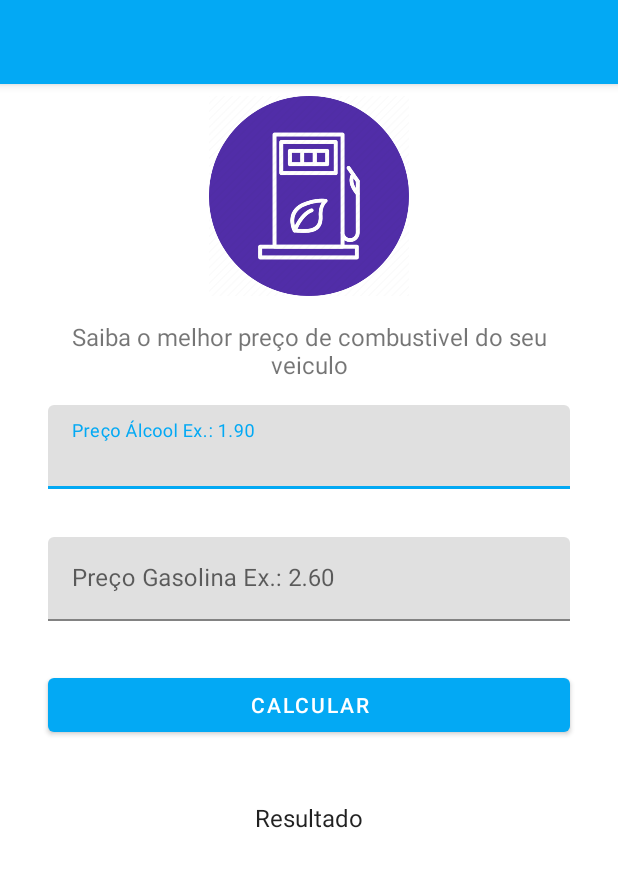
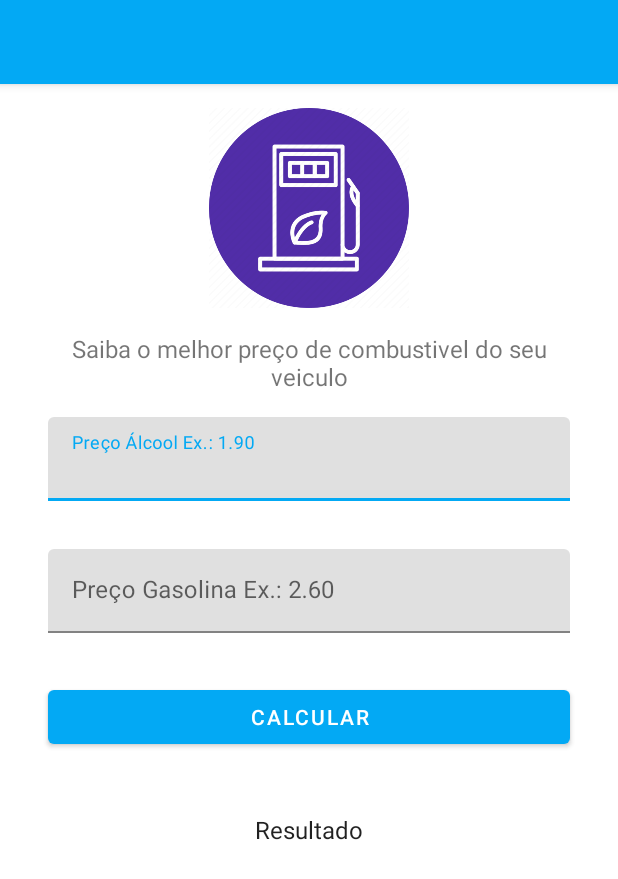
Before and after one commit to Portuga02/combustivel, an Android app: the screen it shows after launch (MainActivity), on a phone screen of 412 x 824 dp. Shown: the top 879 px of the screen. Run offline under Robolectric (Android 15) with nearby library versions, the phone set to English and light mode, and no system bars.

Commit message:
aula-085 terminando ajuste de aplicativo de alcool ou gasolina

```diff
--- a/app/src/main/res/layout/activity_main.xml
+++ b/app/src/main/res/layout/activity_main.xml
@@ -6,14 +6,15 @@
     android:layout_width="match_parent"
     android:layout_height="wrap_content"
     android:foregroundGravity="center_vertical|center_horizontal"
+    android:orientation="horizontal"
     tools:context=".MainActivity">
 
     <ImageView
-        android:id="@+id/imageLogo"
+        android:id="@+id/imageView"
         android:layout_width="0dp"
         android:layout_height="133dp"
         android:layout_marginStart="32dp"
-        android:layout_marginTop="8dp"
+        android:layout_marginTop="16dp"
         android:layout_marginEnd="32dp"
         app:layout_constraintEnd_toEndOf="parent"
         app:layout_constraintHorizontal_bias="0.497"
@@ -22,7 +23,7 @@
         app:srcCompat="@drawable/combustivel" />
 
     <TextView
-        android:id="@+id/textIntroducao"
+        android:id="@+id/textView"
         android:layout_width="0dp"
         android:layout_height="wrap_content"
         android:layout_marginStart="32dp"
@@ -34,7 +35,7 @@
         app:layout_constraintEnd_toEndOf="parent"
         app:layout_constraintHorizontal_bias="0.383"
         app:layout_constraintStart_toStartOf="parent"
-        app:layout_constraintTop_toBottomOf="@+id/imageLogo" />
+        app:layout_constraintTop_toBottomOf="@+id/imageView" />
 
     <com.google.android.material.textfield.TextInputLayout
         android:id="@+id/textInputLayout"
@@ -45,13 +46,14 @@
         android:layout_marginEnd="32dp"
         app:layout_constraintEnd_toEndOf="parent"
         app:layout_constraintStart_toStartOf="parent"
-        app:layout_constraintTop_toBottomOf="@+id/textIntroducao">
+        app:layout_constraintTop_toBottomOf="@+id/textView">
 
         <com.google.android.material.textfield.TextInputEditText
-            android:id="@+id/editTextAlcool"
+            android:id="@+id/editPrecoAlcool"
             android:layout_width="match_parent"
             android:layout_height="wrap_content"
-            android:hint="Preço Álcool Ex.: 1.90" />
+            android:hint="Preço Álcool Ex.: 1.90"
+            android:inputType="numberDecimal" />
     </com.google.android.material.textfield.TextInputLayout>
 
     <com.google.android.material.textfield.TextInputLayout
@@ -66,10 +68,11 @@
         app:layout_constraintTop_toBottomOf="@+id/textInputLayout">
 
         <com.google.android.material.textfield.TextInputEditText
-            android:id="@+id/editTextGasolina"
+            android:id="@+id/editPrecoGasolina"
             android:layout_width="match_parent"
             android:layout_height="wrap_content"
-            android:hint="Preço Gasolina Ex.: 2.60" />
+            android:hint="Preço Gasolina Ex.: 2.60"
+            android:inputType="numberDecimal" />
     </com.google.android.material.textfield.TextInputLayout>
 
     <TextView
@@ -90,16 +93,17 @@
         app:layout_constraintEnd_toEndOf="parent"
         app:layout_constraintHorizontal_bias="0.0"
         app:layout_constraintStart_toStartOf="parent"
-        app:layout_constraintTop_toBottomOf="@+id/button"
+        app:layout_constraintTop_toBottomOf="@+id/btnButton"
         app:layout_constraintVertical_bias="0.983" />
 
     <Button
-        android:id="@+id/button"
+        android:id="@+id/btnButton"
         android:layout_width="0dp"
         android:layout_height="wrap_content"
         android:layout_marginStart="32dp"
         android:layout_marginTop="32dp"
         android:layout_marginEnd="32dp"
+        android:onClick="calcularPreco"
         android:text="Calcular"
         app:layout_constraintBottom_toBottomOf="parent"
         app:layout_constraintEnd_toEndOf="parent"
```
Also changed, not shown: app/src/main/java/com/example/combustivel/MainActivity.java (+48 -0 lines).
